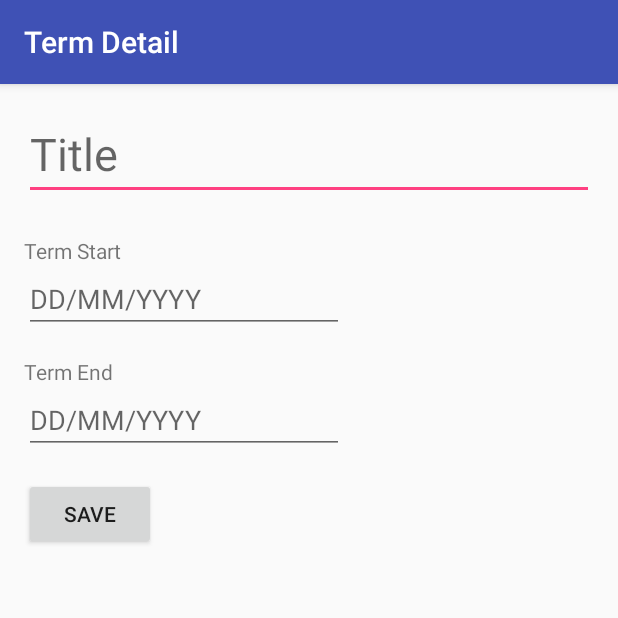
After one commit to AstraeusTitan/C196, an Android app: the TermDetailDisplay screen opened directly, with no data from a screen before it, on a phone screen of 412 x 824 dp, the top half of it. The commit adds this screen. Run offline under Robolectric (Android 15) with nearby library versions, the phone set to English and light mode, and no system bars.

Commit message:
added term detail panel added ability to fill in term detail panel when selecting a term still need to fix saving to db

```diff
--- a/app/build.gradle
+++ b/app/build.gradle
@@ -28,5 +28,6 @@ dependencies {
     })
     compile 'com.android.support:appcompat-v7:25.3.1'
     compile 'com.android.support.constraint:constraint-layout:1.0.2'
+    compile 'com.android.support:design:25.3.1'
     testCompile 'junit:junit:4.12'
 }
--- a/app/src/main/AndroidManifest.xml
+++ b/app/src/main/AndroidManifest.xml
@@ -12,13 +12,15 @@
         <activity android:name=".MainActivity">
             <intent-filter>
                 <action android:name="android.intent.action.MAIN" />
-
                 <category android:name="android.intent.category.LAUNCHER" />
             </intent-filter>
         </activity>
         <activity
             android:name=".TermListDisplay"
             android:label="@string/terms" />
+        <activity
+            android:name=".TermDetailDisplay"
+            android:label="@string/termDetail" />
     </application>
 
 </manifest>
--- /dev/null
+++ b/app/src/main/res/layout/activity_term_detail_display.xml
@@ -0,0 +1,82 @@
+<?xml version="1.0" encoding="utf-8"?>
+<android.support.constraint.ConstraintLayout xmlns:android="http://schemas.android.com/apk/res/android"
+    xmlns:app="http://schemas.android.com/apk/res-auto"
+    xmlns:tools="http://schemas.android.com/tools"
+    android:layout_width="match_parent"
+    android:layout_height="match_parent"
+    tools:context="com.development.astraeus.c196.TermDetailDisplay">
+
+    <EditText
+        android:id="@+id/termTitleField"
+        android:layout_width="0dp"
+        android:layout_height="wrap_content"
+        android:layout_marginEnd="16dp"
+        android:layout_marginLeft="16dp"
+        android:layout_marginRight="16dp"
+        android:layout_marginStart="16dp"
+        android:layout_marginTop="16dp"
+        android:ems="10"
+        android:inputType="textPersonName"
+        android:hint="@string/title"
+        android:textSize="30sp"
+        app:layout_constraintLeft_toLeftOf="parent"
+        app:layout_constraintRight_toRightOf="parent"
+        app:layout_constraintTop_toTopOf="parent" />
+
+    <TextView
+        android:id="@+id/textView"
+        android:layout_width="wrap_content"
+        android:layout_height="wrap_content"
+        android:layout_marginLeft="16dp"
+        android:layout_marginTop="24dp"
+        android:text="@string/termStart"
+        app:layout_constraintLeft_toLeftOf="parent"
+        app:layout_constraintTop_toBottomOf="@+id/termTitleField"
+        android:layout_marginStart="16dp" />
+
+    <EditText
+        android:id="@+id/termStartField"
+        android:layout_width="wrap_content"
+        android:layout_height="wrap_content"
+        android:layout_marginLeft="16dp"
+        android:ems="10"
+        android:inputType="date"
+        android:hint="DD/MM/YYYY"
+        app:layout_constraintLeft_toLeftOf="parent"
+        app:layout_constraintTop_toBottomOf="@+id/textView"
+        android:layout_marginStart="16dp" />
+
+    <TextView
+        android:id="@+id/textView2"
+        android:layout_width="wrap_content"
+        android:layout_height="wrap_content"
+        android:layout_marginLeft="16dp"
+        android:layout_marginTop="16dp"
+        android:text="@string/termEnd"
+        app:layout_constraintLeft_toLeftOf="parent"
+        app:layout_constraintTop_toBottomOf="@+id/termStartField"
+        android:layout_marginStart="16dp" />
+
+    <EditText
+        android:id="@+id/termEndField"
+        android:layout_width="wrap_content"
+        android:layout_height="wrap_content"
+        android:layout_marginLeft="16dp"
+        android:ems="10"
+        android:inputType="date"
+        android:hint="DD/MM/YYYY"
+        app:layout_constraintLeft_toLeftOf="parent"
+        app:layout_constraintTop_toBottomOf="@+id/textView2"
+        android:layout_marginStart="16dp" />
+
+    <Button
+        android:id="@+id/saveButton"
+        android:layout_width="wrap_content"
+        android:layout_height="wrap_content"
+        android:layout_marginLeft="16dp"
+        android:layout_marginTop="16dp"
+        android:text="@string/save"
+        app:layout_constraintLeft_toLeftOf="parent"
+        app:layout_constraintTop_toBottomOf="@+id/termEndField" />
+
+</android.support.constraint.ConstraintLayout>
--- a/app/src/main/res/values/strings.xml
+++ b/app/src/main/res/values/strings.xml
@@ -1,4 +1,9 @@
 <resources>
     <string name="app_name">C196</string>
     <string name="terms">Terms</string>
+    <string name="termDetail">Term Detail</string>
+    <string name="termStart">Term Start</string>
+    <string name="termEnd">Term End</string>
+    <string name="title">Title</string>
+    <string name="save">Save</string>
 </resources>
```
Also changed, not shown: app/src/main/java/com/development/astraeus/c196/DatabaseContract.java (+43 -43 lines), app/src/main/java/com/development/astraeus/c196/TermDetailDisplay.java (added, +72 -0 lines), app/src/main/java/com/development/astraeus/c196/TermListAdapter.java (+7 -2 lines), app/src/main/java/com/development/astraeus/c196/TermListDisplay.java (+28 -0 lines), app/src/main/res/layout/activity_term_list_display.xml (+12 -0 lines), app/src/main/res/layout/term_list_adapter_layout.xml (+6 -6 lines).
